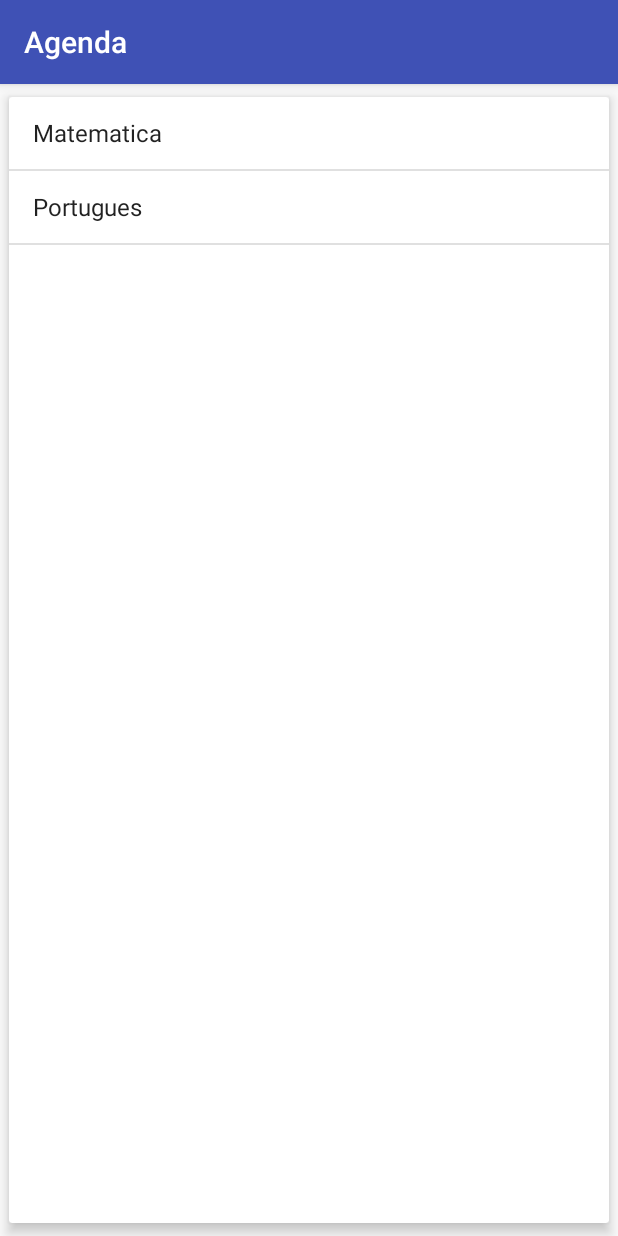
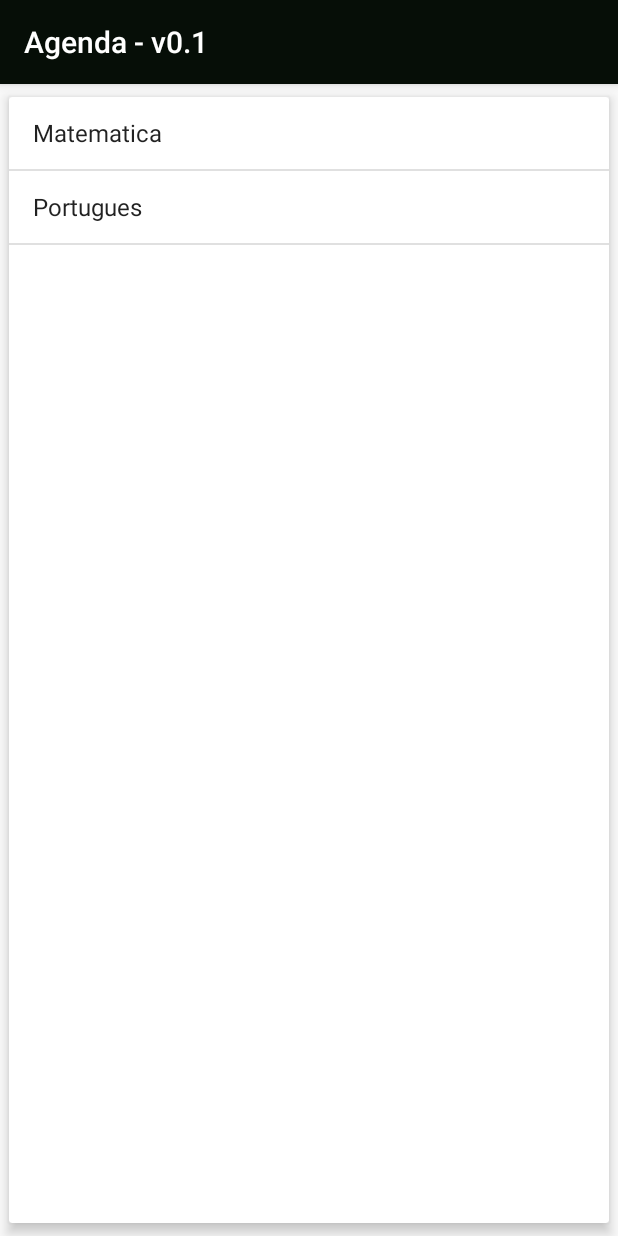
Before and after one commit to guilhermefq/agenda-android-alura, an Android app: the screen it shows after launch (ProvasActivity), after a tap on "Baixar provas", on a phone screen of 412 x 824 dp. Run offline under Robolectric (Android 15) with nearby library versions, the phone set to English and light mode, and no system bars; libraries missing offline, so code that uses them is left out: retrofit2.converter.jackson; 3 statements that could not run were skipped.

Commit message:
Aula 1 AW2

```diff
--- a/app/src/main/java/br/com/softgran/agenda/dao/ContatoDAO.java
+++ b/app/src/main/java/br/com/softgran/agenda/dao/ContatoDAO.java
@@ -16,7 +16,7 @@ import br.com.softgran.agenda.modelo.Contato;
 public class ContatoDAO extends SQLiteOpenHelper{
 
     public ContatoDAO(Context context) {
-        super(context, "Agenda", null, 6);
+        super(context, "Agenda", null, 7);
     }
 
     public void onCreate(SQLiteDatabase db) {
@@ -70,6 +70,9 @@ public class ContatoDAO extends SQLiteOpenHelper{
                 for(Contato contato : contatos) {
                     db.execSQL(atualizaIDContato, new String[] {geraUUID(), contato.getId()});
                 }
+            case 6:
+                sql = "UPDATE Contatos SET caminhoFoto = NULL";
+                db.execSQL(sql);
         }
     }
 
--- a/app/src/main/java/br/com/softgran/agenda/retrofit/RetrofitInicializador.java
+++ b/app/src/main/java/br/com/softgran/agenda/retrofit/RetrofitInicializador.java
@@ -25,7 +25,7 @@ public class RetrofitInicializador {
 
 
         retrofit = new Retrofit.Builder()
-                .baseUrl("Http:192.168.15.180:8080/api/")
+                .baseUrl("Http:177.2.76.167:8080/api/")
                 .addConverterFactory(JacksonConverterFactory.create())
                 .client(client.build())
                 .build();
--- a/app/src/main/java/br/com/softgran/agenda/service/ContatoService.java
+++ b/app/src/main/java/br/com/softgran/agenda/service/ContatoService.java
@@ -6,8 +6,11 @@ import br.com.softgran.agenda.dto.ContatoSync;
 import br.com.softgran.agenda.modelo.Contato;
 import retrofit2.Call;
 import retrofit2.http.Body;
+import retrofit2.http.DELETE;
 import retrofit2.http.GET;
 import retrofit2.http.POST;
+import retrofit2.http.Part;
+import retrofit2.http.Path;
 
 /**
  * Created by guilhermefq on 14/12/17.
@@ -21,4 +24,7 @@ public interface ContatoService {
     @GET("aluno")
     Call<ContatoSync> lista();
 
+    @DELETE("aluno/{id}")
+    Call<Void> deleta(@Path("id") String id);
+
 }
--- a/app/src/main/res/values/colors.xml
+++ b/app/src/main/res/values/colors.xml
@@ -1,6 +1,6 @@
 <?xml version="1.0" encoding="utf-8"?>
 <resources>
-    <color name="colorPrimary">#3F51B5</color>
-    <color name="colorPrimaryDark">#303F9F</color>
-    <color name="colorAccent">#FF4081</color>
+    <color name="colorPrimary">#060e07</color>
+    <color name="colorPrimaryDark">#0c123d</color>
+    <color name="colorAccent">#3a910e</color>
 </resources>
--- a/app/src/main/res/values/strings.xml
+++ b/app/src/main/res/values/strings.xml
@@ -1,8 +1,8 @@
 <resources>
-    <string name="app_name">Agenda</string>
+    <string name="app_name">Agenda - v0.1</string>
     <string name="campo_nome">Nome</string>
     <string name="campo_endereco">Endereço</string>
     <string name="campo_telefone">Telefone</string>
     <string name="campo_site">Site</string>
-    <string name="title_activity_maps">Map</string>
+    <string name="title_activity_maps">Mapa</string>
 </resources>
```
Also changed, not shown: app/src/main/java/br/com/softgran/agenda/ListaContatosActivity.java (+36 -7 lines), app/src/main/java/br/com/softgran/agenda/adapter/ContatosAdapter.java (+6 -6 lines), app/src/main/res/layout/activity_lista_contatos.xml (+11 -3 lines).
